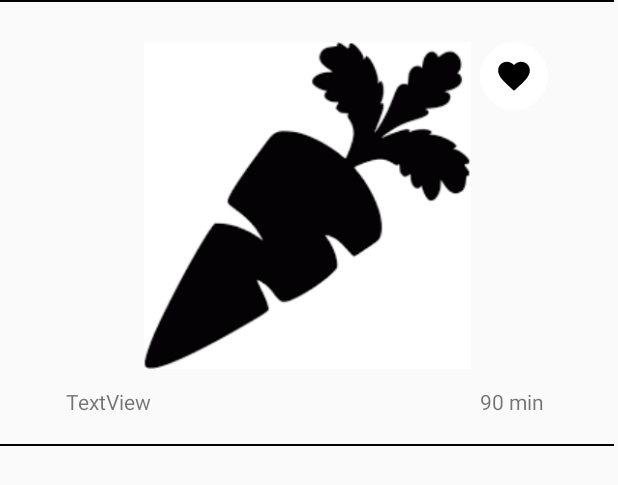
After one commit to CS388-Group1/bite, an Android app built with Jetpack Compose: the layout discover_card.xml on its own in the app's theme, with its tools: preview values and no code run, on a phone screen of 412 x 824 dp. The commit adds this screen. Shown: the top 485 px of the screen. Run offline under Robolectric (Android 15) with nearby library versions, the phone set to English and light mode, and no system bars; Roboto replaces fonts that are not available here.

Commit message:
updated fragments for discover

```diff
--- /dev/null
+++ b/AndroidProject/Bite/app/src/main/res/layout/discover_card.xml
@@ -0,0 +1,66 @@
+<?xml version="1.0" encoding="utf-8"?>
+<androidx.constraintlayout.widget.ConstraintLayout xmlns:android="http://schemas.android.com/apk/res/android"
+    xmlns:app="http://schemas.android.com/apk/res-auto"
+    xmlns:tools="http://schemas.android.com/tools"
+    android:layout_width="match_parent"
+    android:layout_height="wrap_content">
+
+    <androidx.constraintlayout.widget.ConstraintLayout
+        android:layout_width="409dp"
+        android:layout_height="wrap_content"
+        app:layout_constraintStart_toStartOf="parent"
+        app:layout_constraintTop_toTopOf="parent">
+        <View
+            android:id="@+id/topLine"
+            android:layout_width="match_parent"
+            android:layout_height="1dp"
+            android:background="@color/black"
+            app:layout_constraintTop_toTopOf="parent"/>
+        <ImageView
+            android:id="@+id/imageView"
+            android:layout_width="321dp"
+            android:layout_height="218dp"
+            android:layout_marginTop="28dp"
+            app:layout_constraintEnd_toEndOf="parent"
+            app:layout_constraintStart_toStartOf="parent"
+            app:layout_constraintTop_toTopOf="parent"
+            app:srcCompat="@drawable/carrot_image" />
+
+        <TextView
+            android:id="@+id/discoverRecipeName"
+            android:layout_width="221dp"
+            android:layout_height="39dp"
+            android:layout_marginTop="12dp"
+            android:text="TextView"
+            app:layout_constraintStart_toStartOf="@+id/imageView"
+            app:layout_constraintTop_toBottomOf="@+id/imageView" />
+
+        <TextView
+            android:id="@+id/discoverRecipeTime"
+            android:layout_width="wrap_content"
+            android:layout_height="wrap_content"
+            android:layout_marginStart="276dp"
+            android:layout_marginTop="12dp"
+            android:text="90 min"
+            app:layout_constraintStart_toStartOf="@+id/discoverRecipeName"
+            app:layout_constraintTop_toBottomOf="@+id/imageView" />
+
+        <ImageButton
+            android:id="@+id/favoriteButton"
+            android:layout_width="45dp"
+            android:layout_height="45dp"
+            android:background="@drawable/rounded_white_background"
+            android:contentDescription="favorite button"
+            android:scaleType="centerCrop"
+            android:shape="oval"
+            android:src="@drawable/ic_favorite"
+            app:layout_constraintEnd_toEndOf="@+id/imageView"
+            app:layout_constraintTop_toTopOf="@+id/imageView" />
+        <View
+            android:id="@+id/bottomLine"
+            android:layout_width="match_parent"
+            android:layout_height="1dp"
+            android:background="@color/black"
+        app:layout_constraintBottom_toBottomOf="parent"/>
+    </androidx.constraintlayout.widget.ConstraintLayout>
+</androidx.constraintlayout.widget.ConstraintLayout>
```
Also changed, not shown: AndroidProject/Bite/app/src/main/res/layout/fragment_discover.xml (+40 -6 lines).
